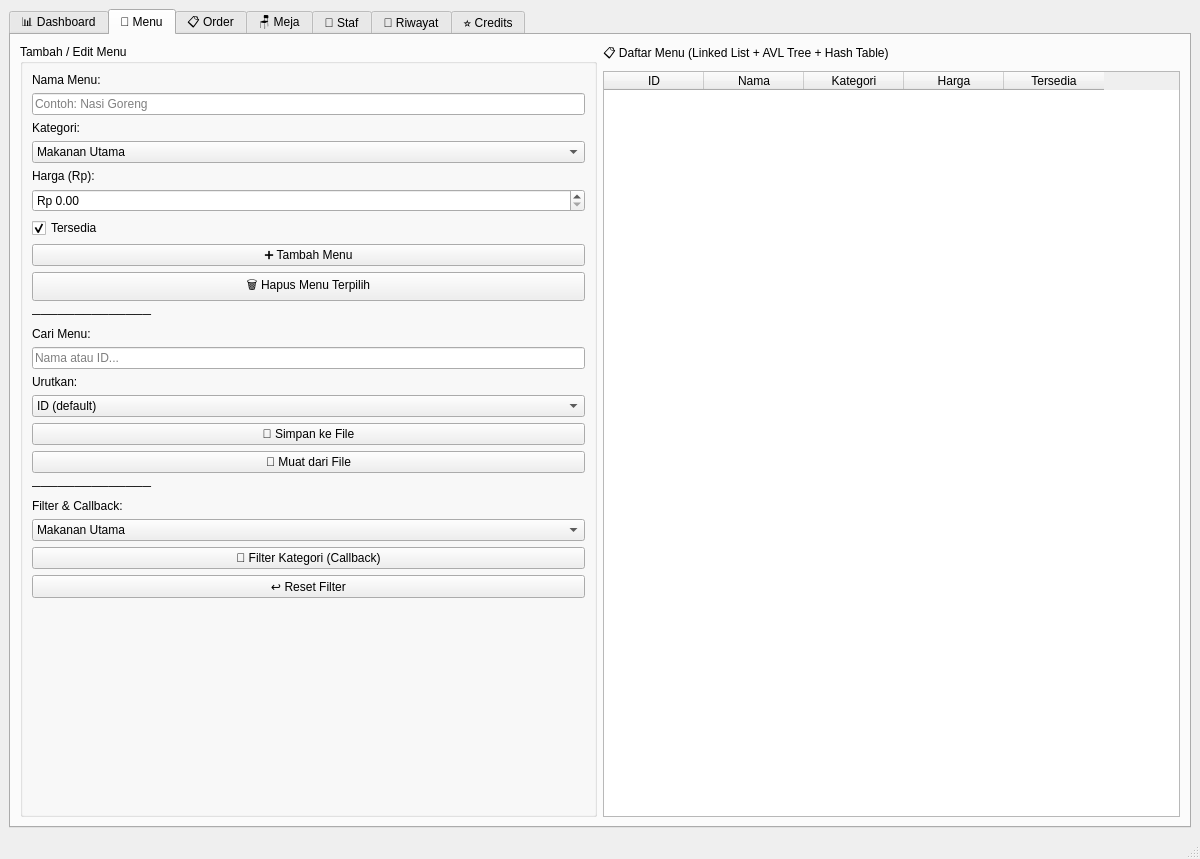
First picture: the form in mainwindow.ui, repository halwasyahidah22-code/Project-Kelompok-5, before the edit.
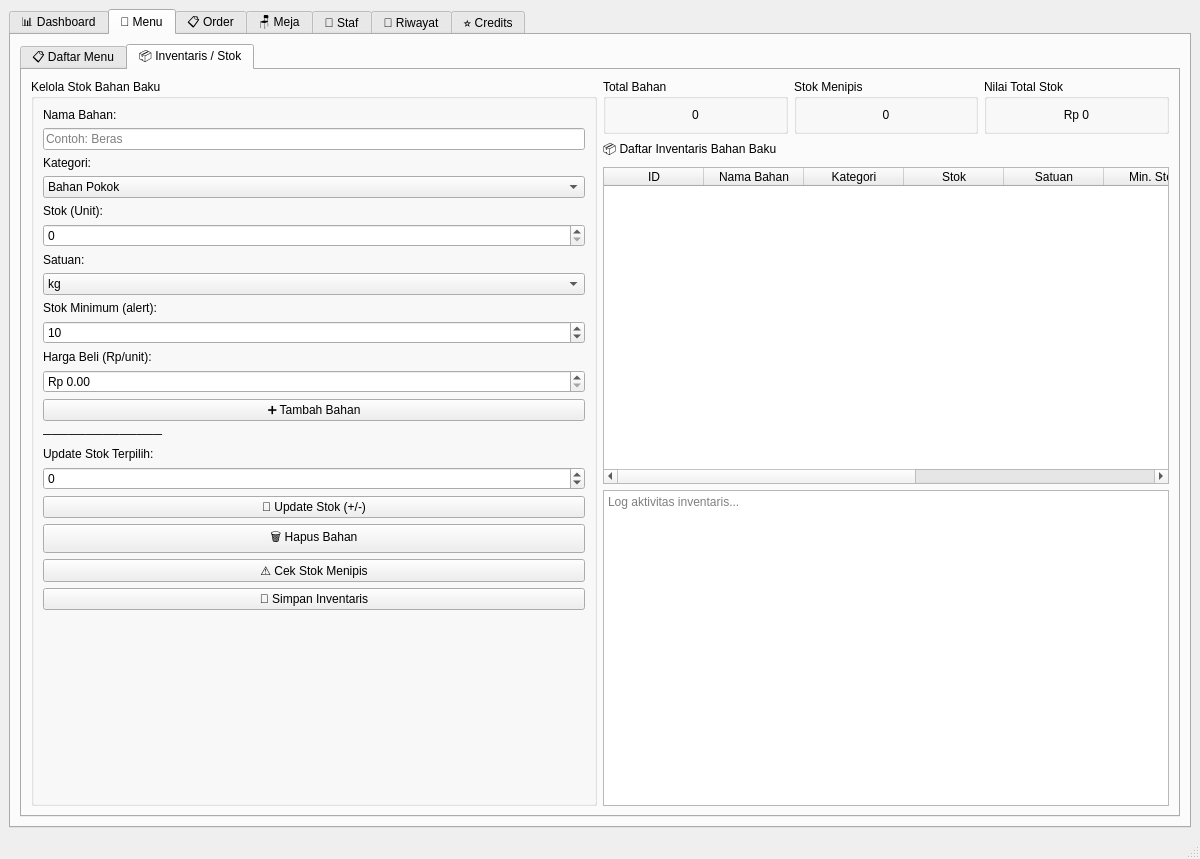
Second picture: the form after the edit. The open tabs and pages were chosen to show the change.

The edit to the form file:
```diff
--- a/mainwindow.ui
+++ b/mainwindow.ui
@@ -248,6 +248,18 @@
        <attribute name="title">
         <string>🍜 Menu</string>
        </attribute>
+       <layout class="QVBoxLayout" name="menuTabMainLayout">
+        <item>
+         <widget class="QTabWidget" name="menuSubTab">
+          <property name="tabPosition">
+           <enum>QTabWidget::TabPosition::North</enum>
+          </property>
+
+          
+          <widget class="QWidget" name="menuListSubTab">
+           <attribute name="title">
+            <string>📋 Daftar Menu</string>
+           </attribute>
        <layout class="QHBoxLayout" name="menuLayout">
         <item>
          <widget class="QGroupBox" name="menuFormBox">
@@ -278,31 +290,11 @@
            </item>
            <item>
             <widget class="QComboBox" name="inputMenuCategory">
-             <item>
-              <property name="text">
-               <string>Makanan Utama</string>
-              </property>
-             </item>
-             <item>
-              <property name="text">
-               <string>Minuman</string>
-              </property>
-             </item>
-             <item>
-              <property name="text">
-               <string>Snack</string>
-              </property>
-             </item>
-             <item>
-              <property name="text">
-               <string>Dessert</string>
-              </property>
-             </item>
-             <item>
-              <property name="text">
-               <string>Vegetarian</string>
-              </property>
-             </item>
+                 <item><property name="text"><string>Makanan Utama</string></property></item>
+                 <item><property name="text"><string>Minuman</string></property></item>
+                 <item><property name="text"><string>Snack</string></property></item>
+                 <item><property name="text"><string>Dessert</string></property></item>
+                 <item><property name="text"><string>Vegetarian</string></property></item>
             </widget>
            </item>
            <item>
@@ -382,26 +374,10 @@
            </item>
            <item>
             <widget class="QComboBox" name="sortMenuCombo">
-             <item>
-              <property name="text">
-               <string>ID (default)</string>
-              </property>
-             </item>
-             <item>
-              <property name="text">
-               <string>Harga ↑</string>
-              </property>
-             </item>
-             <item>
-              <property name="text">
-               <string>Harga ↓</string>
-              </property>
-             </item>
-             <item>
-              <property name="text">
-               <string>Nama A-Z</string>
-              </property>
-             </item>
+                 <item><property name="text"><string>ID (default)</string></property></item>
+                 <item><property name="text"><string>Harga ↑</string></property></item>
+                 <item><property name="text"><string>Harga ↓</string></property></item>
+                 <item><property name="text"><string>Nama A-Z</string></property></item>
             </widget>
            </item>
            <item>
@@ -434,31 +410,11 @@
            </item>
            <item>
             <widget class="QComboBox" name="filterCategoryCombo">
-             <item>
-              <property name="text">
-               <string>Makanan Utama</string>
-              </property>
-             </item>
-             <item>
-              <property name="text">
-               <string>Minuman</string>
-              </property>
-             </item>
-             <item>
-              <property name="text">
-               <string>Snack</string>
-              </property>
-             </item>
-             <item>
-              <property name="text">
-               <string>Dessert</string>
-              </property>
-             </item>
-             <item>
-              <property name="text">
-               <string>Vegetarian</string>
-              </property>
-             </item>
+                 <item><property name="text"><string>Makanan Utama</string></property></item>
+                 <item><property name="text"><string>Minuman</string></property></item>
+                 <item><property name="text"><string>Snack</string></property></item>
+                 <item><property name="text"><string>Dessert</string></property></item>
+                 <item><property name="text"><string>Vegetarian</string></property></item>
             </widget>
            </item>
            <item>
@@ -511,34 +467,244 @@
             <property name="selectionBehavior">
              <enum>QAbstractItemView::SelectionBehavior::SelectRows</enum>
             </property>
-            <column>
-             <property name="text">
-              <string>ID</string>
-             </property>
-            </column>
-            <column>
-             <property name="text">
-              <string>Nama</string>
-             </property>
-            </column>
-            <column>
+                <column><property name="text"><string>ID</string></property></column>
+                <column><property name="text"><string>Nama</string></property></column>
+                <column><property name="text"><string>Kategori</string></property></column>
+                <column><property name="text"><string>Harga</string></property></column>
+                <column><property name="text"><string>Tersedia</string></property></column>
+               </widget>
+              </item>
+             </layout>
+            </item>
+           </layout>
+          </widget>
+
+          
+          <widget class="QWidget" name="inventarisSubTab">
+           <attribute name="title">
+            <string>📦 Inventaris / Stok</string>
+           </attribute>
+           <layout class="QHBoxLayout" name="inventarisLayout">
+            <item>
+             <widget class="QGroupBox" name="inventarisFormBox">
+              <property name="title">
+               <string>Kelola Stok Bahan Baku</string>
+              </property>
+              <property name="maximumWidth">
+               <number>280</number>
+              </property>
+              <layout class="QVBoxLayout" name="inventarisFormLayout">
+               <item>
+                <widget class="QLabel" name="lblInvNama">
+                 <property name="text"><string>Nama Bahan:</string></property>
+                </widget>
+               </item>
+               <item>
+                <widget class="QLineEdit" name="inputInvNama">
+                 <property name="placeholderText"><string>Contoh: Beras</string></property>
+                </widget>
+               </item>
+               <item>
+                <widget class="QLabel" name="lblInvKategori">
+                 <property name="text"><string>Kategori:</string></property>
+                </widget>
+               </item>
+               <item>
+                <widget class="QComboBox" name="inputInvKategori">
+                 <item><property name="text"><string>Bahan Pokok</string></property></item>
+                 <item><property name="text"><string>Bumbu &amp; Rempah</string></property></item>
+                 <item><property name="text"><string>Sayuran</string></property></item>
+                 <item><property name="text"><string>Protein</string></property></item>
+                 <item><property name="text"><string>Minuman</string></property></item>
+                 <item><property name="text"><string>Kemasan</string></property></item>
+                </widget>
+               </item>
+               <item>
+                <widget class="QLabel" name="lblInvStok">
+                 <property name="text"><string>Stok (Unit):</string></property>
+                </widget>
+               </item>
+               <item>
+                <widget class="QSpinBox" name="inputInvStok">
+                 <property name="minimum"><number>0</number></property>
+                 <property name="maximum"><number>99999</number></property>
+                </widget>
+               </item>
+               <item>
+                <widget class="QLabel" name="lblInvSatuan">
+                 <property name="text"><string>Satuan:</string></property>
+                </widget>
+               </item>
+               <item>
+                <widget class="QComboBox" name="inputInvSatuan">
+                 <item><property name="text"><string>kg</string></property></item>
+                 <item><property name="text"><string>gram</string></property></item>
+                 <item><property name="text"><string>liter</string></property></item>
+                 <item><property name="text"><string>ml</string></property></item>
+                 <item><property name="text"><string>pcs</string></property></item>
+                 <item><property name="text"><string>dus</string></property></item>
+                </widget>
+               </item>
+               <item>
+                <widget class="QLabel" name="lblInvMinStok">
+                 <property name="text"><string>Stok Minimum (alert):</string></property>
+                </widget>
+               </item>
+               <item>
+                <widget class="QSpinBox" name="inputInvMinStok">
+                 <property name="minimum"><number>0</number></property>
+                 <property name="maximum"><number>9999</number></property>
+                 <property name="value"><number>10</number></property>
+                </widget>
+               </item>
+               <item>
+                <widget class="QLabel" name="lblInvHargaBeli">
+                 <property name="text"><string>Harga Beli (Rp/unit):</string></property>
+                </widget>
+               </item>
+               <item>
+                <widget class="QDoubleSpinBox" name="inputInvHargaBeli">
+                 <property name="prefix"><string>Rp </string></property>
+                 <property name="minimum"><double>0</double></property>
+                 <property name="maximum"><double>9999999</double></property>
+                 <property name="singleStep"><double>1000</double></property>
+                </widget>
+               </item>
+               <item>
+                <widget class="QPushButton" name="btnTambahStok">
+                 <property name="text"><string>➕ Tambah Bahan</string></property>
+                </widget>
+               </item>
+               <item>
+                <widget class="QLabel" name="lblInvSep1">
+                 <property name="text"><string>──────────────</string></property>
+                </widget>
+               </item>
+               <item>
+                <widget class="QLabel" name="lblInvUpdate">
+                 <property name="text"><string>Update Stok Terpilih:</string></property>
+                </widget>
+               </item>
+               <item>
+                <widget class="QSpinBox" name="inputInvUpdateJumlah">
+                 <property name="minimum"><number>-9999</number></property>
+                 <property name="maximum"><number>99999</number></property>
+                </widget>
+               </item>
+               <item>
+                <widget class="QPushButton" name="btnUpdateStok">
+                 <property name="text"><string>🔄 Update Stok (+/-)</string></property>
+                </widget>
+               </item>
+               <item>
+                <widget class="QPushButton" name="btnHapusStok">
+                 <property name="text"><string>🗑 Hapus Bahan</string></property>
+                </widget>
+               </item>
+               <item>
+                <widget class="QPushButton" name="btnCekStokMinim">
+                 <property name="text"><string>⚠ Cek Stok Menipis</string></property>
+                </widget>
+               </item>
+               <item>
+                <widget class="QPushButton" name="btnSimpanInventaris">
+                 <property name="text"><string>💾 Simpan Inventaris</string></property>
+                </widget>
+               </item>
+               <item>
+                <spacer name="inventarisFormSpacer">
+                 <property name="orientation"><enum>Qt::Orientation::Vertical</enum></property>
+                 <property name="sizeHint" stdset="0"><size><width>0</width><height>0</height></size></property>
+                </spacer>
+               </item>
+              </layout>
+             </widget>
+            </item>
+            <item>
+             <layout class="QVBoxLayout" name="inventarisRightLayout">
+              <item>
+               <layout class="QHBoxLayout" name="inventarisStatRow">
+                <item>
+                 <widget class="QGroupBox" name="invStatBox1">
+                  <property name="title"><string>Total Bahan</string></property>
+                  <layout class="QVBoxLayout">
+                   <item>
+                    <widget class="QLabel" name="lblInvTotalBahan">
+                     <property name="text"><string>0</string></property>
+                     <property name="alignment"><set>Qt::AlignmentFlag::AlignCenter</set></property>
+                    </widget>
+                   </item>
+                  </layout>
+                 </widget>
+                </item>
+                <item>
+                 <widget class="QGroupBox" name="invStatBox2">
+                  <property name="title"><string>Stok Menipis</string></property>
+                  <layout class="QVBoxLayout">
+                   <item>
+                    <widget class="QLabel" name="lblInvStokMenipis">
+                     <property name="text"><string>0</string></property>
+                     <property name="alignment"><set>Qt::AlignmentFlag::AlignCenter</set></property>
+                    </widget>
+                   </item>
+                  </layout>
+                 </widget>
+                </item>
+                <item>
+                 <widget class="QGroupBox" name="invStatBox3">
+                  <property name="title"><string>Nilai Total Stok</string></property>
+                  <layout class="QVBoxLayout">
+                   <item>
+                    <widget class="QLabel" name="lblInvNilaiTotal">
+                     <property name="text"><string>Rp 0</string></property>
+                     <property name="alignment"><set>Qt::AlignmentFlag::AlignCenter</set></property>
+                    </widget>
+                   </item>
+                  </layout>
+                 </widget>
+                </item>
+               </layout>
+              </item>
+              <item>
+               <widget class="QLabel" name="lblInvTableTitle">
              <property name="text">
-              <string>Kategori</string>
-             </property>
-            </column>
-            <column>
-             <property name="text">
-              <string>Harga</string>
-             </property>
-            </column>
-            <column>
-             <property name="text">
-              <string>Tersedia</string>
-             </property>
-            </column>
-           </widget>
-          </item>
-         </layout>
+                 <string>📦 Daftar Inventaris Bahan Baku</string>
+                </property>
+               </widget>
+              </item>
+              <item>
+               <widget class="QTableWidget" name="inventarisTable">
+                <property name="editTriggers">
+                 <set>QAbstractItemView::EditTrigger::NoEditTriggers</set>
+                </property>
+                <property name="alternatingRowColors"><bool>true</bool></property>
+                <property name="selectionBehavior">
+                 <enum>QAbstractItemView::SelectionBehavior::SelectRows</enum>
+                </property>
+                <column><property name="text"><string>ID</string></property></column>
+                <column><property name="text"><string>Nama Bahan</string></property></column>
+                <column><property name="text"><string>Kategori</string></property></column>
+                <column><property name="text"><string>Stok</string></property></column>
+                <column><property name="text"><string>Satuan</string></property></column>
+                <column><property name="text"><string>Min. Stok</string></property></column>
+                <column><property name="text"><string>Harga Beli</string></property></column>
+                <column><property name="text"><string>Nilai Stok</string></property></column>
+                <column><property name="text"><string>Status</string></property></column>
+               </widget>
+              </item>
+              <item>
+               <widget class="QTextEdit" name="invLogDisplay">
+                <property name="maximumHeight"><number>100</number></property>
+                <property name="readOnly"><bool>true</bool></property>
+                <property name="placeholderText"><string>Log aktivitas inventaris...</string></property>
+               </widget>
+              </item>
+             </layout>
+            </item>
+           </layout>
+          </widget>
+
+         </widget>
         </item>
        </layout>
       </widget>
```
Left out of the diff: 731 changed lines with no effect on the pictures. Lines whose indentation alone changed are shown as unchanged.
